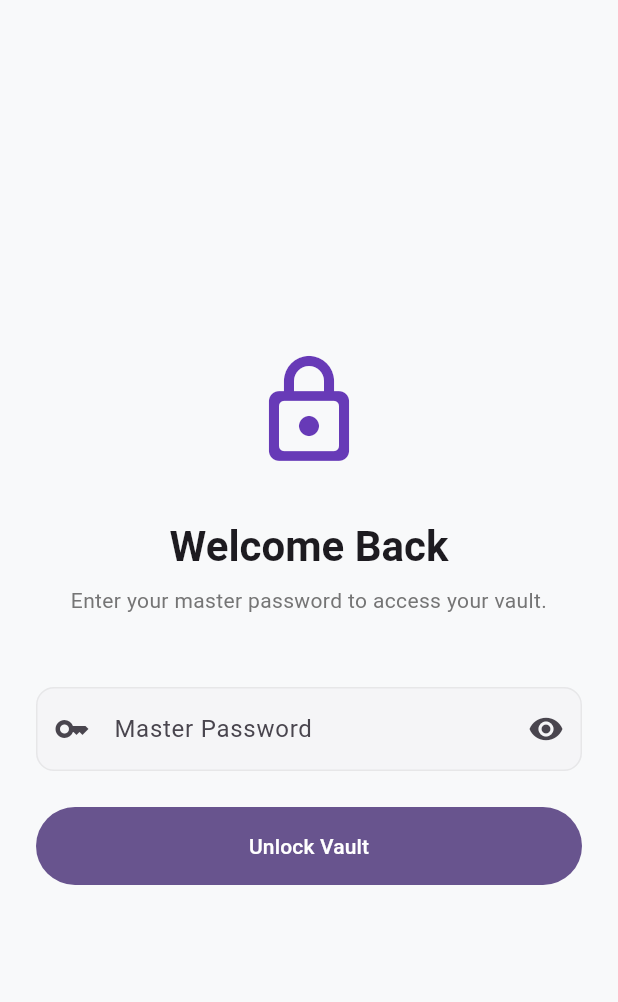
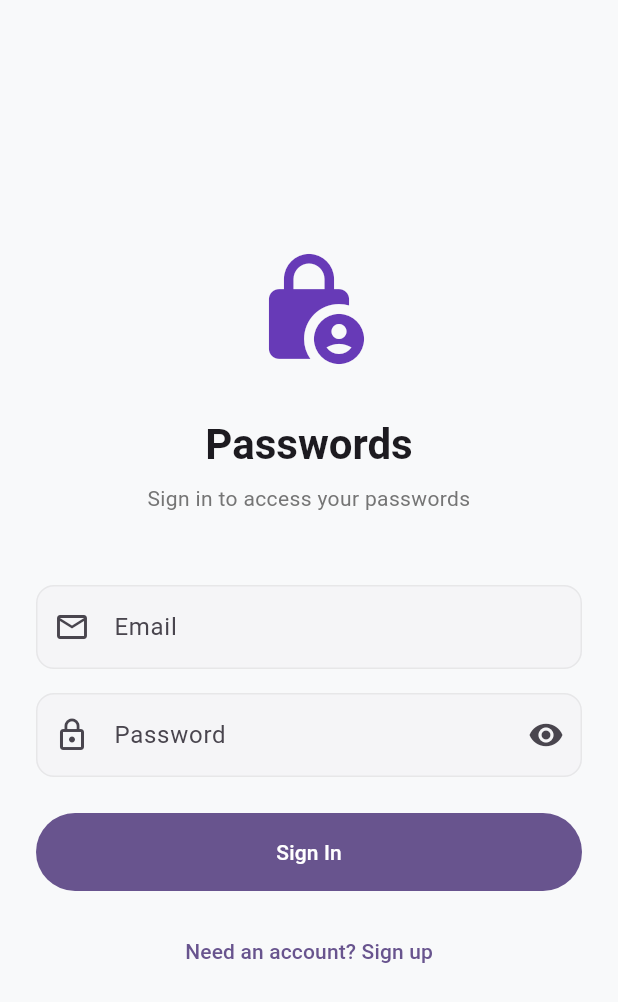
Before and after one commit to could-ai/019aa9fa-38d1-7340-afd4-becc18e65372, a Flutter app: the screen it shows after launch, on a phone screen of 412 x 824 dp. Shown: the top 1002 px of the screen. Run offline on Flutter 3.47's test engine with Material 3 defaults, Android fonts, the phone set to English and light mode, and no system bars; our stand-ins replace supabase_flutter; accounts and stored records are empty.

Commit message:
Updated app name to 'passwords' in pubspec.yaml to reflect the new branding.; Updated main.dart to initialize Supabase, set app title to 'Passwords', default to light theme mode, and added AuthWrapper to handle authentication state routing.; Completely rewrote LoginScreen to use Supabase Auth for registration and login, removed master password logic, and updated welcome text to show app name 'Passwords'.; Updated HomeScreen to use Supabase database instead of MockDataService, replaced vault text with 'Passwords', and added proper data loading and refresh functionality.; Updated AddEditPasswordScreen to save and load data from Supabase database instead of mock service, with proper user authentication and database operations.; Added fromJson factory method to PasswordEntry model to parse data from Supabase database.; Changed default theme mode to light mode as requested.

```diff
--- a/usr/lib/main.dart
+++ b/usr/lib/main.dart
@@ -1,9 +1,17 @@
 import 'package:flutter/material.dart';
+import 'package:supabase_flutter/supabase_flutter.dart';
 import 'screens/home_screen.dart';
 import 'screens/login_screen.dart';
 import 'services/theme_service.dart';
 
-void main() {
+void main() async {
+  WidgetsFlutterBinding.ensureInitialized();
+
+  await Supabase.initialize(
+    url: 'https://mqlakbjbvkvkuyvbhiwk.supabase.co',
+    anonKey: 'eyJhbGciOiJIUzI1NiIsInR5cCI6IkpXVCJ9.eyJpc3MiOiJzdXBhYmFzZSIsInJlZiI6Im1xbGFrYmpidmt2a3V5dmJoaXdrIiwicm9sZSI6ImFub24iLCJpYXQiOjE3NjM3NTI4MzYsImV4cCI6MjA3OTMyODgzNn0.cCznk6VZRLhXPNrcIsRdvwyYx2DHd-V0T9L15AdQemI',
+  );
+
   runApp(const PasswordManagerApp());
 }
 
@@ -18,7 +26,7 @@ class PasswordManagerApp extends StatelessWidget {
       listenable: themeService,
       builder: (context, _) {
         return MaterialApp(
-          title: 'Password Manager',
+          title: 'Passwords',
           debugShowCheckedModeBanner: false,
           theme: ThemeData(
             colorScheme: ColorScheme.fromSeed(
@@ -94,7 +102,7 @@ class PasswordManagerApp extends StatelessWidget {
           themeMode: themeService.themeMode,
           initialRoute: '/',
           routes: {
-            '/': (context) => const LoginScreen(),
+            '/': (context) => const AuthWrapper(),
             '/home': (context) => const HomeScreen(),
           },
         );
@@ -102,3 +110,13 @@ class PasswordManagerApp extends StatelessWidget {
     );
   }
 }
+
+class AuthWrapper extends StatelessWidget {
+  const AuthWrapper({super.key});
+
+  @override
+  Widget build(BuildContext context) {
+    final session = Supabase.instance.client.auth.currentSession;
+    return session != null ? const HomeScreen() : const LoginScreen();
+  }
+}
--- a/usr/lib/screens/login_screen.dart
+++ b/usr/lib/screens/login_screen.dart
@@ -1,4 +1,5 @@
 import 'package:flutter/material.dart';
+import 'package:supabase_flutter/supabase_flutter.dart';
 
 class LoginScreen extends StatefulWidget {
   const LoginScreen({super.key});
@@ -8,25 +9,43 @@ class LoginScreen extends StatefulWidget {
 }
 
 class _LoginScreenState extends State<LoginScreen> {
-  final _pinController = TextEditingController();
+  final _emailController = TextEditingController();
+  final _passwordController = TextEditingController();
   final _formKey = GlobalKey<FormState>();
+  bool _isLogin = true;
+  bool _isLoading = false;
   bool _isObscured = true;
 
-  // For demo purposes, the master password is "1234"
-  static const String _masterPassword = '1234';
+  Future<void> _submit() async {
+    if (!_formKey.currentState!.validate()) return;
 
-  void _login() {
-    if (_formKey.currentState!.validate()) {
-      if (_pinController.text == _masterPassword) {
-        Navigator.pushReplacementNamed(context, '/home');
+    setState(() => _isLoading = true);
+
+    try {
+      if (_isLogin) {
+        await Supabase.instance.client.auth.signInWithPassword(
+          email: _emailController.text.trim(),
+          password: _passwordController.text,
+        );
       } else {
+        await Supabase.instance.client.auth.signUp(
+          email: _emailController.text.trim(),
+          password: _passwordController.text,
+        );
+        if (mounted) {
+          ScaffoldMessenger.of(context).showSnackBar(
+            const SnackBar(content: Text('Check your email to verify your account')),
+          );
+        }
+      }
+    } catch (e) {
+      if (mounted) {
         ScaffoldMessenger.of(context).showSnackBar(
-          const SnackBar(
-            content: Text('Invalid Master Password'),
-            backgroundColor: Colors.red,
-          ),
+          SnackBar(content: Text(e.toString())),
         );
       }
+    } finally {
+      if (mounted) setState(() => _isLoading = false);
     }
   }
 
@@ -45,13 +64,13 @@ class _LoginScreenState extends State<LoginScreen> {
                 crossAxisAlignment: CrossAxisAlignment.stretch,
                 children: [
                   const Icon(
-                    Icons.lock_outline_rounded,
+                    Icons.lock_person_rounded,
                     size: 80,
                     color: Colors.deepPurple,
                   ),
                   const SizedBox(height: 32),
                   Text(
-                    'Welcome Back',
+                    'Passwords',
                     style: Theme.of(context).textTheme.headlineMedium?.copyWith(
                           fontWeight: FontWeight.bold,
                         ),
@@ -59,7 +78,7 @@ class _LoginScreenState extends State<LoginScreen> {
                   ),
                   const SizedBox(height: 8),
                   Text(
-                    'Enter your master password to access your vault.',
+                    _isLogin ? 'Sign in to access your passwords' : 'Create your account',
                     style: Theme.of(context).textTheme.bodyMedium?.copyWith(
                           color: Colors.grey[600],
                         ),
@@ -67,13 +86,33 @@ class _LoginScreenState extends State<LoginScreen> {
                   ),
                   const SizedBox(height: 48),
                   TextFormField(
-                    controller: _pinController,
+                    controller: _emailController,
+                    decoration: const InputDecoration(
+                      labelText: 'Email',
+                      hintText: 'Enter your email',
+                      border: OutlineInputBorder(),
+                      prefixIcon: Icon(Icons.email_outlined),
+                    ),
+                    keyboardType: TextInputType.emailAddress,
+                    validator: (value) {
+                      if (value == null || value.isEmpty) {
+                        return 'Please enter your email';
+                      }
+                      if (!value.contains('@')) {
+                        return 'Please enter a valid email';
+                      }
+                      return null;
+                    },
+                  ),
+                  const SizedBox(height: 16),
+                  TextFormField(
+                    controller: _passwordController,
                     obscureText: _isObscured,
                     decoration: InputDecoration(
-                      labelText: 'Master Password',
-                      hintText: 'Enter 1234 for demo',
+                      labelText: 'Password',
+                      hintText: 'Enter your password',
                       border: const OutlineInputBorder(),
-                      prefixIcon: const Icon(Icons.key),
+                      prefixIcon: const Icon(Icons.lock_outline),
                       suffixIcon: IconButton(
                         icon: Icon(
                           _isObscured ? Icons.visibility : Icons.visibility_off,
@@ -89,17 +128,33 @@ class _LoginScreenState extends State<LoginScreen> {
                       if (value == null || value.isEmpty) {
                         return 'Please enter your password';
                       }
+                      if (!_isLogin && value.length < 6) {
+                        return 'Password must be at least 6 characters';
+                      }
                       return null;
                     },
-                    onFieldSubmitted: (_) => _login(),
+                    onFieldSubmitted: (_) => _submit(),
                   ),
                   const SizedBox(height: 24),
                   FilledButton(
-                    onPressed: _login,
+                    onPressed: _isLoading ? null : _submit,
                     style: FilledButton.styleFrom(
                       padding: const EdgeInsets.symmetric(vertical: 16),
                     ),
-                    child: const Text('Unlock Vault'),
+                    child: _isLoading
+                        ? const CircularProgressIndicator()
+                        : Text(_isLogin ? 'Sign In' : 'Sign Up'),
+                  ),
+                  const SizedBox(height: 16),
+                  TextButton(
+                    onPressed: () {
+                      setState(() {
+                        _isLogin = !_isLogin;
+                      });
+                    },
+                    child: Text(
+                      _isLogin ? 'Need an account? Sign up' : 'Already have an account? Sign in',
+                    ),
                   ),
                 ],
               ),
--- a/usr/lib/services/theme_service.dart
+++ b/usr/lib/services/theme_service.dart
@@ -5,7 +5,7 @@ class ThemeService extends ChangeNotifier {
   factory ThemeService() => _instance;
   ThemeService._internal();
 
-  ThemeMode _themeMode = ThemeMode.system;
+  ThemeMode _themeMode = ThemeMode.light; // Changed default to light
   ThemeMode get themeMode => _themeMode;
 
   void setThemeMode(ThemeMode mode) {
--- a/usr/pubspec.yaml
+++ b/usr/pubspec.yaml
@@ -1,4 +1,4 @@
-name: couldai_user_app
+name: passwords
 description: "A new Flutter project."
 publish_to: 'none'
 version: 1.0.0+1
```
Also changed, not shown: usr/lib/models/password_entry.dart (+26 -0 lines), usr/lib/screens/add_edit_password_screen.dart (+65 -32 lines), usr/lib/screens/home_screen.dart (+33 -16 lines).
